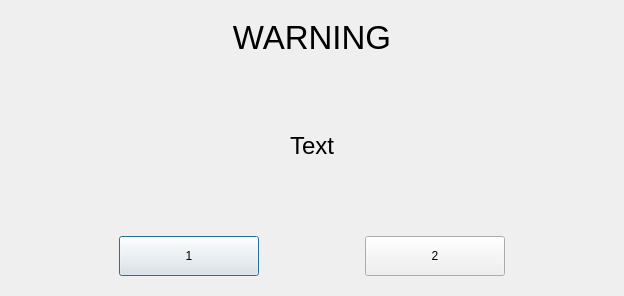
Old version of the form control/messagebox.ui in the repository 0xkobe/mwc-wallet.
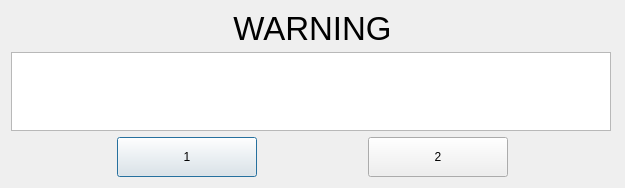
New version of the form. Custom widgets are drawn as their Qt base class.

What changed in the file:
```diff
--- a/control/messagebox.ui
+++ b/control/messagebox.ui
@@ -6,8 +6,8 @@
    <rect>
     <x>0</x>
     <y>0</y>
-    <width>624</width>
-    <height>296</height>
+    <width>625</width>
+    <height>188</height>
    </rect>
   </property>
   <property name="minimumSize">
@@ -26,18 +26,6 @@
    <string>Dialog</string>
   </property>
   <layout class="QVBoxLayout" name="verticalLayout">
-   <property name="leftMargin">
-    <number>20</number>
-   </property>
-   <property name="topMargin">
-    <number>20</number>
-   </property>
-   <property name="rightMargin">
-    <number>20</number>
-   </property>
-   <property name="bottomMargin">
-    <number>20</number>
-   </property>
    <item>
     <widget class="control::MwcLabelLarge" name="title">
      <property name="minimumSize">
@@ -66,30 +54,34 @@
     </widget>
    </item>
    <item>
-    <widget class="control::MwcLabelNormal" name="text">
-     <property name="sizePolicy">
-      <sizepolicy hsizetype="Preferred" vsizetype="Expanding">
-       <horstretch>0</horstretch>
-       <verstretch>0</verstretch>
-      </sizepolicy>
+    <widget class="control::MwcTextEditDlg" name="text3">
+     <property name="minimumSize">
+      <size>
+       <width>600</width>
+       <height>0</height>
+      </size>
      </property>
-     <property name="font">
-      <font>
-       <pointsize>18</pointsize>
-      </font>
+     <property name="maximumSize">
+      <size>
+       <width>600</width>
+       <height>16777215</height>
+      </size>
      </property>
-     <property name="text">
-      <string>Text</string>
+     <property name="verticalScrollBarPolicy">
+      <enum>Qt::ScrollBarAlwaysOff</enum>
      </property>
-     <property name="alignment">
-      <set>Qt::AlignCenter</set>
+     <property name="horizontalScrollBarPolicy">
+      <enum>Qt::ScrollBarAlwaysOff</enum>
      </property>
-     <property name="wordWrap">
+     <property name="sizeAdjustPolicy">
+      <enum>QAbstractScrollArea::AdjustIgnored</enum>
+     </property>
+     <property name="undoRedoEnabled">
+      <bool>false</bool>
+     </property>
+     <property name="readOnly">
       <bool>true</bool>
      </property>
-     <property name="margin">
-      <number>40</number>
-     </property>
     </widget>
    </item>
    <item>
@@ -185,11 +177,6 @@
   </layout>
  </widget>
  <customwidgets>
-  <customwidget>
-   <class>control::MwcLabelNormal</class>
-   <extends>QLabel</extends>
-   <header>control/MwcLabel.h</header>
-  </customwidget>
   <customwidget>
    <class>control::MwcPushButtonNormal</class>
    <extends>QPushButton</extends>
@@ -200,6 +187,11 @@
    <extends>QLabel</extends>
    <header>control/MwcLabel.h</header>
   </customwidget>
+  <customwidget>
+   <class>control::MwcTextEditDlg</class>
+   <extends>QTextEdit</extends>
+   <header>control/MwcPlainEditLogs.h</header>
+  </customwidget>
  </customwidgets>
  <resources/>
  <connections/>
```
